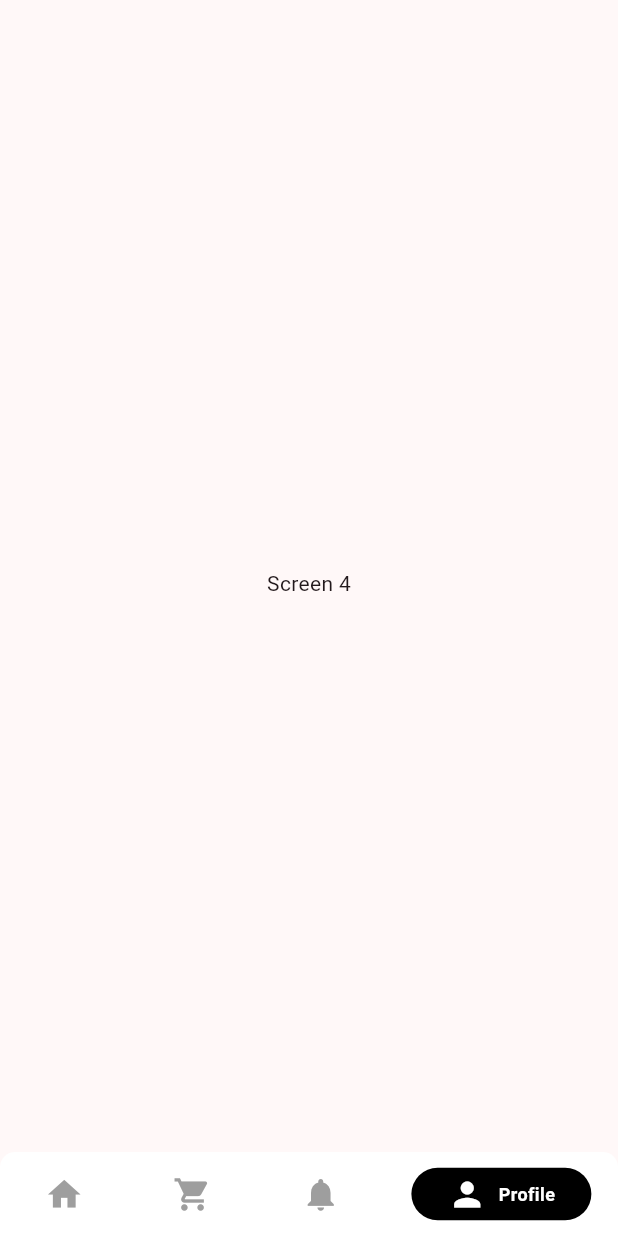
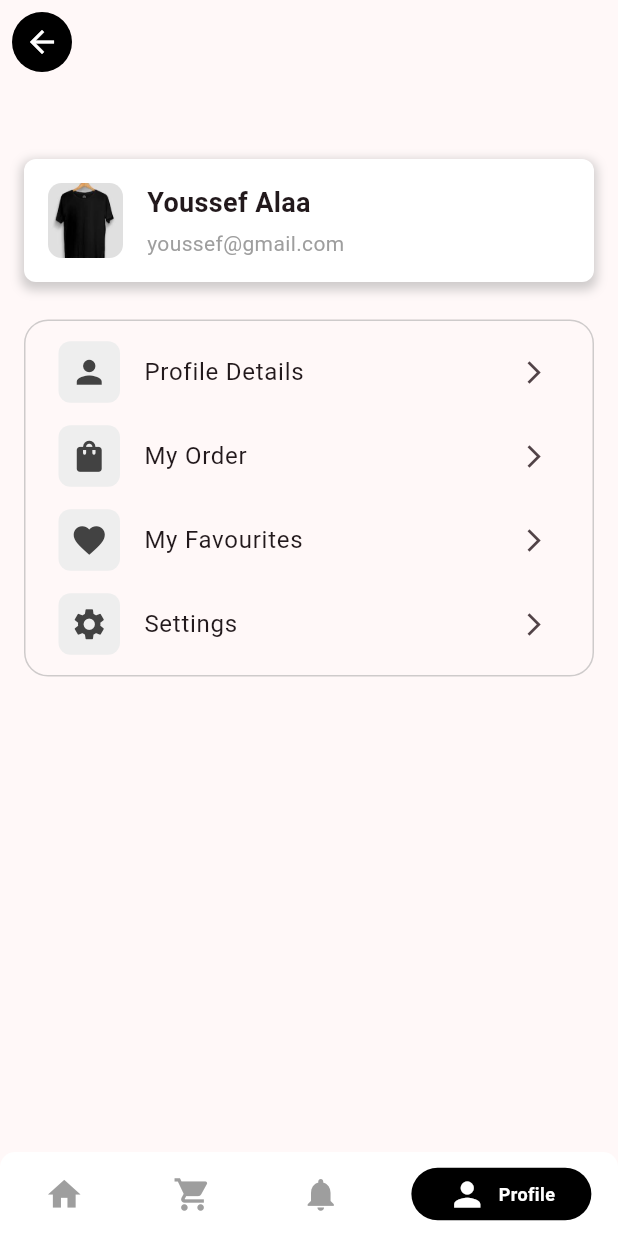
Before and after one commit to youssefalaa10/fashions-store, a Flutter app: the LayoutScreen screen opened directly, item 4 of the bottom bar chosen, on a phone screen of 412 x 824 dp. Run offline on Flutter 3.47's test engine with Material 3 defaults, Android fonts, the phone set to English and light mode, and no system bars; drawn by our look-alikes of persistent_bottom_nav_bar; our stand-ins replace hive, hive_flutter, smooth_page_indicator; accounts and stored records are empty.

Commit message:
feat: :sparkles: build profile screen UI

```diff
--- a/lib/modules/layout_screen.dart
+++ b/lib/modules/layout_screen.dart
@@ -1,3 +1,4 @@
+import 'package:fashions/modules/settings/profile_screen.dart';
 import 'package:flutter/material.dart';
 import 'package:persistent_bottom_nav_bar/persistent_bottom_nav_bar.dart';
 
@@ -25,8 +26,8 @@ class _LayoutScreenState extends State<LayoutScreen> {
     return [
       const HomeScreen(),
       const CategoriesScreen(),
-      const Scaffold(body: Center(child: Text('Screen 3'))),
-      const Scaffold(body: Center(child: Text('Screen 4'))),
+      const Scaffold(body: Center(child: Text('Notification Screen'))),
+      const ProfileScreen(),
     ];
   }
 
--- /dev/null
+++ b/lib/modules/settings/profile_screen.dart
@@ -0,0 +1,171 @@
+import 'package:flutter/material.dart';
+
+class ProfileScreen extends StatelessWidget {
+  const ProfileScreen({super.key});
+
+  @override
+  Widget build(BuildContext context) {
+    return Scaffold(
+      appBar: AppBar(
+        backgroundColor: Colors.transparent,
+        elevation: 0,
+        leading: Padding(
+          padding: const EdgeInsets.all(8),
+          child: Container(
+            decoration: BoxDecoration(
+              color: Colors.black,
+              borderRadius: BorderRadius.circular(50),
+            ),
+            child: IconButton(
+              onPressed: () {},
+              icon: const Icon(Icons.arrow_back),
+              color: Colors.white,
+            ),
+          ),
+        ),
+      ),
+      body: SingleChildScrollView(
+        child: Padding(
+          padding: const EdgeInsets.symmetric(horizontal: 16.0, vertical: 50),
+          child: Column(
+            crossAxisAlignment: CrossAxisAlignment.start,
+            children: [
+              _buildProfileHeader(context),
+              const SizedBox(height: 25.0),
+              _buildOptionsList(),
+            ],
+          ),
+        ),
+      ),
+    );
+  }
+
+  Widget _buildProfileHeader(BuildContext context) {
+    return Container(
+      padding: const EdgeInsets.all(16.0),
+      decoration: BoxDecoration(
+        color: Colors.white,
+        borderRadius: BorderRadius.circular(8.0),
+        boxShadow: [
+          BoxShadow(
+            color: Colors.grey.withOpacity(0.5),
+            spreadRadius: 2,
+            blurRadius: 5,
+            offset: const Offset(0, 3),
+          ),
+        ],
+      ),
+      child: Row(
+        children: [
+          Container(
+            width: 50,
+            height: 50,
+            decoration: BoxDecoration(
+              image: const DecorationImage(
+                image: AssetImage('assets/images/new_arrivel.jpg'),
+                fit: BoxFit.cover,
+                alignment: Alignment.center,
+                repeat: ImageRepeat.noRepeat,
+              ),
+              shape: BoxShape.rectangle,
+              borderRadius: BorderRadius.circular(9),
+            ),
+          ),
+          const SizedBox(width: 16.0),
+          const Expanded(
+            child: Column(
+              crossAxisAlignment: CrossAxisAlignment.start,
+              children: [
+                Text(
+                  'Youssef Alaa',
+                  style: TextStyle(fontSize: 18, fontWeight: FontWeight.bold),
+                ),
+                SizedBox(height: 4.0),
+                Text(
+                  'youssef@gmail.com',
+                  style: TextStyle(fontSize: 14, color: Colors.grey),
+                ),
+              ],
+            ),
+          ),
+        ],
+      ),
+    );
+  }
+
+  Widget _buildOptionsList() {
+    return Container(
+      padding: const EdgeInsets.all(6.0),
+      decoration: BoxDecoration(
+        border: Border.all(
+          color: Colors.grey.withOpacity(0.5),
+        ),
+        borderRadius: BorderRadius.circular(16.0),
+      ),
+      child: Column(
+        children: [
+          ListTile(
+            leading: _buildOptionIcon(Icons.person),
+            title: const Text('Profile Details'),
+            trailing: const Icon(
+              Icons.arrow_forward_ios,
+              size: 18,
+            ),
+            onTap: () {
+              // Handle
+            },
+          ),
+          ListTile(
+            leading: _buildOptionIcon(Icons.shopping_bag),
+            title: const Text('My Order'),
+            trailing: const Icon(
+              Icons.arrow_forward_ios,
+              size: 18,
+            ),
+            onTap: () {
+              // Handle
+            },
+          ),
+          ListTile(
+            leading: _buildOptionIcon(Icons.favorite),
+            title: const Text('My Favourites'),
+            trailing: const Icon(
+              Icons.arrow_forward_ios,
+              size: 18,
+            ),
+            onTap: () {
+              // Handle
+            },
+          ),
+          ListTile(
+            leading: _buildOptionIcon(Icons.settings),
+            title: const Text('Settings'),
+            trailing: const Icon(
+              Icons.arrow_forward_ios,
+              size: 18,
+            ),
+            onTap: () {
+              // Handle
+            },
+          ),
+        ],
+      ),
+    );
+  }
+
+  Widget _buildOptionIcon(IconData icon) {
+    return Container(
+      padding: const EdgeInsets.all(8.0),
+      decoration: BoxDecoration(
+        color: Colors.grey[200],
+        shape: BoxShape.rectangle,
+        borderRadius: BorderRadius.circular(8.0),
+      ),
+      child: Icon(
+        icon,
+        size: 25,
+        color: Colors.grey[800],
+      ),
+    );
+  }
+}
```
